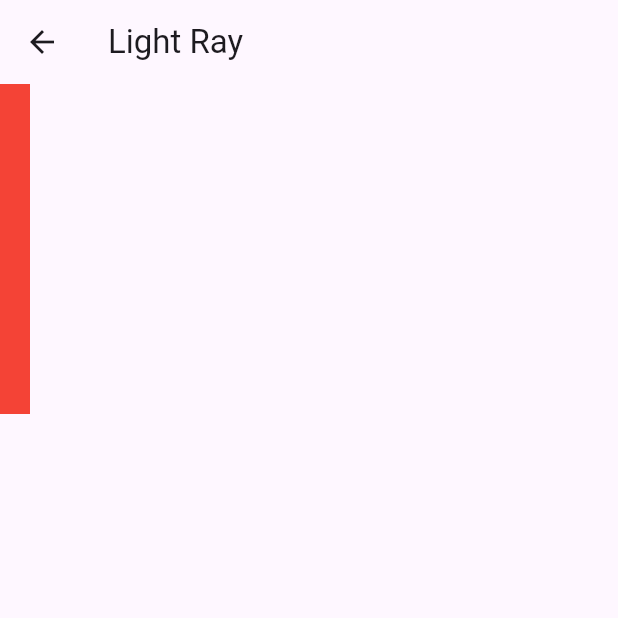
After one commit to Gaurav4604/flutterRepo, a Flutter app: the screen it shows after launch, after a tap on "Go To Light Ray", on a phone screen of 412 x 824 dp, the top half of it. The commit adds this screen. Run offline on Flutter 3.47's test engine with Material 3 defaults, Android fonts, the phone set to English and light mode, and no system bars; our stand-ins replace cached_network_image, camera, flutter_spinkit, google_fonts, sqflite, transparent_image and 1 more; accounts and stored records are empty.

Commit message:
custom explicit animation done

```diff
--- /dev/null
+++ b/flutter-new/transitions_animations/lib/custom_animated_widget.dart
@@ -0,0 +1,43 @@
+import 'package:flutter/material.dart';
+
+class LightRayTransition extends StatefulWidget {
+  const LightRayTransition({super.key});
+
+  @override
+  State<LightRayTransition> createState() => _LightRayTransitionState();
+}
+
+class _LightRayTransitionState extends State<LightRayTransition>
+    with SingleTickerProviderStateMixin {
+  late AnimationController _controller;
+
+  @override
+  void initState() {
+    super.initState();
+    _controller =
+        AnimationController(vsync: this, duration: const Duration(seconds: 5))
+          ..repeat();
+  }
+
+  @override
+  void dispose() {
+    _controller.dispose();
+    super.dispose();
+  }
+
+  @override
+  Widget build(BuildContext context) {
+    return Scaffold(
+      appBar: AppBar(
+        title: const Text("Light Ray"),
+      ),
+      body: AnimatedBuilder(
+        animation: _controller,
+        builder: (context, child) {
+          return Container(
+              color: Colors.red, height: 1000 * _controller.value, width: 20);
+        },
+      ),
+    );
+  }
+}
--- a/flutter-new/transitions_animations/lib/main.dart
+++ b/flutter-new/transitions_animations/lib/main.dart
@@ -1,4 +1,5 @@
 import 'package:flutter/material.dart';
+import 'package:transitions_animations/custom_animated_widget.dart';
 import 'package:transitions_animations/doppler_based_color_animation.dart';
 import 'package:transitions_animations/galaxy_spin.dart';
 
@@ -77,7 +78,14 @@ class _HomePageState extends State<HomePage> {
                     builder: (context) => const GalaxySpin(),
                   ));
                 },
-                child: const Text("Go To Spinning Galaxy"))
+                child: const Text("Go To Spinning Galaxy")),
+            ElevatedButton(
+                onPressed: () {
+                  Navigator.of(context).push(MaterialPageRoute(
+                    builder: (context) => const LightRayTransition(),
+                  ));
+                },
+                child: const Text("Go To Light Ray"))
           ],
         ),
       ),
```
